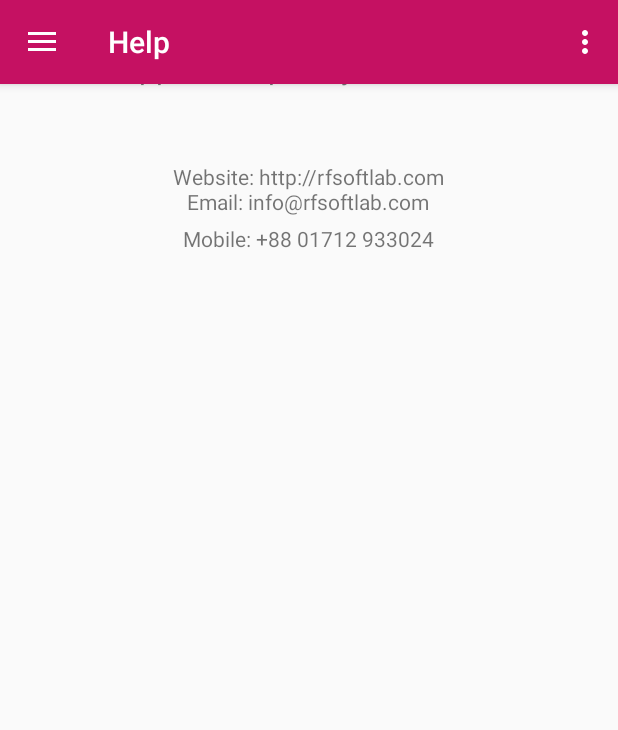
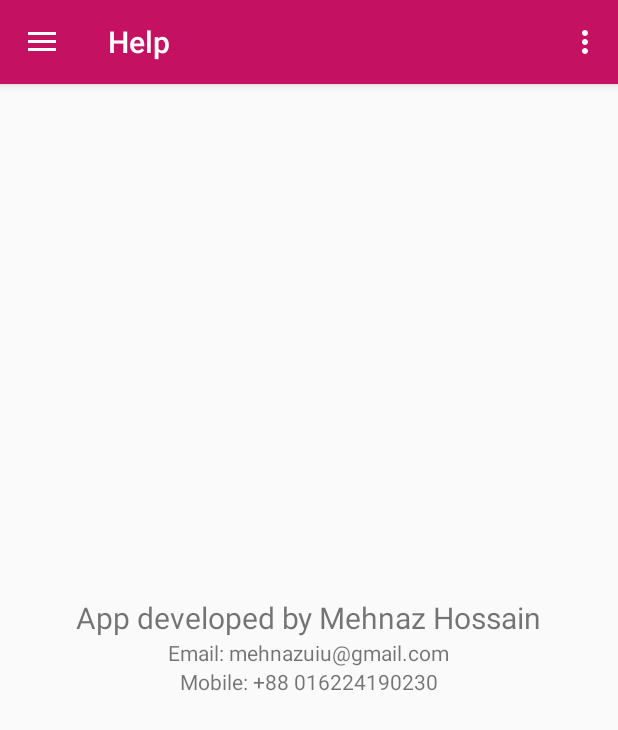
Before and after one commit to mehnaz03/StoryApp, an Android app: the HelpActivity screen opened directly, with no data from a screen before it, on a phone screen of 412 x 824 dp. Shown: the top 730 px of the screen. Run offline under Robolectric (Android 15) with nearby library versions, the phone set to English and light mode, and no system bars; our stand-ins replace ButterKnife, sdp/ssp sizes.

Commit message:
Change text and some design

```diff
--- a/app/src/main/java/com/mehnaz/storytimes/SeriesAdapter.java
+++ b/app/src/main/java/com/mehnaz/storytimes/SeriesAdapter.java
@@ -1,6 +1,7 @@
 package com.mehnaz.storytimes;
 
 import android.content.Context;
+
 import android.support.v7.widget.RecyclerView;
 import android.view.LayoutInflater;
 import android.view.View;
--- a/app/src/main/res/layout/content_help.xml
+++ b/app/src/main/res/layout/content_help.xml
@@ -9,36 +9,23 @@
         android:id="@+id/textView9"
         android:layout_width="wrap_content"
         android:layout_height="wrap_content"
-        android:layout_alignParentTop="true"
-        android:layout_centerHorizontal="true"
-        android:layout_marginTop="31dp"
-        android:text="App developed by RFsoftLab"
+       android:layout_centerInParent="true"
+        android:text="App developed by Mehnaz Hossain"
         android:textSize="@dimen/_20sp"/>
-
-    <TextView
-        android:id="@+id/textView14"
-        android:layout_width="wrap_content"
-        android:layout_height="wrap_content"
-        android:layout_alignParentTop="true"
-        android:layout_centerHorizontal="true"
-        android:layout_marginTop="108dp"
-        android:text="Website: http://rfsoftlab.com" />
 
     <TextView
         android:id="@+id/textView15"
         android:layout_width="wrap_content"
-        android:layout_height="45dp"
-        android:layout_above="@+id/textView16"
+        android:layout_height="wrap_content"
+        android:layout_below="@id/textView9"
         android:layout_centerHorizontal="true"
-        android:layout_marginBottom="-170dp"
-        android:text="Email: info@rfsoftlab.com" />
+        android:text="Email: mehnazuiu@gmail.com" />
 
     <TextView
         android:id="@+id/textView16"
         android:layout_width="wrap_content"
         android:layout_height="35dp"
-        android:layout_alignParentTop="true"
+        android:layout_below="@id/textView15"
         android:layout_centerHorizontal="true"
-        android:layout_marginTop="149dp"
-        android:text="Mobile: +88 01712 933024" />
+        android:text="Mobile: +88 016224190230" />
 </RelativeLayout>
--- a/app/src/main/res/layout/favorite_items.xml
+++ b/app/src/main/res/layout/favorite_items.xml
@@ -35,7 +35,7 @@
             android:layout_height="wrap_content"
             android:layout_alignStart="@+id/tvTitle"
             android:layout_below="@id/tvTitle"
-            android:text="Read by: Siddique Noor"
+            android:text="Read by: Mehnaz Hossain"
             android:layout_marginTop="@dimen/_5sdp"/>
 
         <TextView
--- a/app/src/main/res/layout/list_single_card.xml
+++ b/app/src/main/res/layout/list_single_card.xml
@@ -43,7 +43,7 @@
                 android:layout_width="match_parent"
                 android:layout_height="wrap_content"
                 android:gravity="center"
-                android:text="Jakir"
+                android:text="Writer: Mehnaz"
                 android:textColor="#000"
                 android:textSize="14sp" />
 
--- a/app/src/main/res/layout/nav_header_dash_board.xml
+++ b/app/src/main/res/layout/nav_header_dash_board.xml
@@ -17,7 +17,7 @@
         android:layout_alignParentTop="true"
         android:layout_centerHorizontal="true"
         android:layout_marginTop="26dp"
-        android:text="Story Teller"
+        android:text="Story Times"
         android:textColor="@color/colorWhite"
         android:textSize="@dimen/_22sp" />
 
@@ -34,7 +34,7 @@
         android:id="@+id/textView"
         android:layout_width="wrap_content"
         android:layout_height="wrap_content"
-        android:text="Siddique Noor"
+        android:text="Mehnaz Hossain"
         android:textColor="@color/colorWhite"
         android:textSize="@dimen/_16sp"
         android:layout_marginStart="@dimen/_80sdp"
--- a/app/src/main/res/layout/related_items_layout.xml
+++ b/app/src/main/res/layout/related_items_layout.xml
@@ -35,7 +35,7 @@
             android:layout_height="wrap_content"
             android:layout_alignStart="@+id/tvTitle"
             android:layout_below="@id/tvTitle"
-            android:text="Read by: Siddique Noor"
+            android:text="Read by: Mehnaz Hossain"
             android:layout_marginTop="@dimen/_5sdp"/>
 
         <TextView
--- a/app/src/main/res/layout/series_items.xml
+++ b/app/src/main/res/layout/series_items.xml
@@ -39,7 +39,7 @@
                 android:layout_width="match_parent"
                 android:layout_height="match_parent"
                 android:gravity="center"
-                android:text="Jakir"
+                android:text="Apple"
                 android:textColor="#000"
                 android:textSize="14sp" />
 
--- a/app/src/main/res/layout/story_items.xml
+++ b/app/src/main/res/layout/story_items.xml
@@ -37,7 +37,7 @@
             android:layout_height="wrap_content"
             android:layout_alignStart="@+id/tvTitle"
             android:layout_below="@id/tvTitle"
-            android:text="Read by: Siddique Noor"
+            android:text="Read by: Mehnaz"
             android:layout_marginTop="@dimen/_5sdp"
            />
 
```
